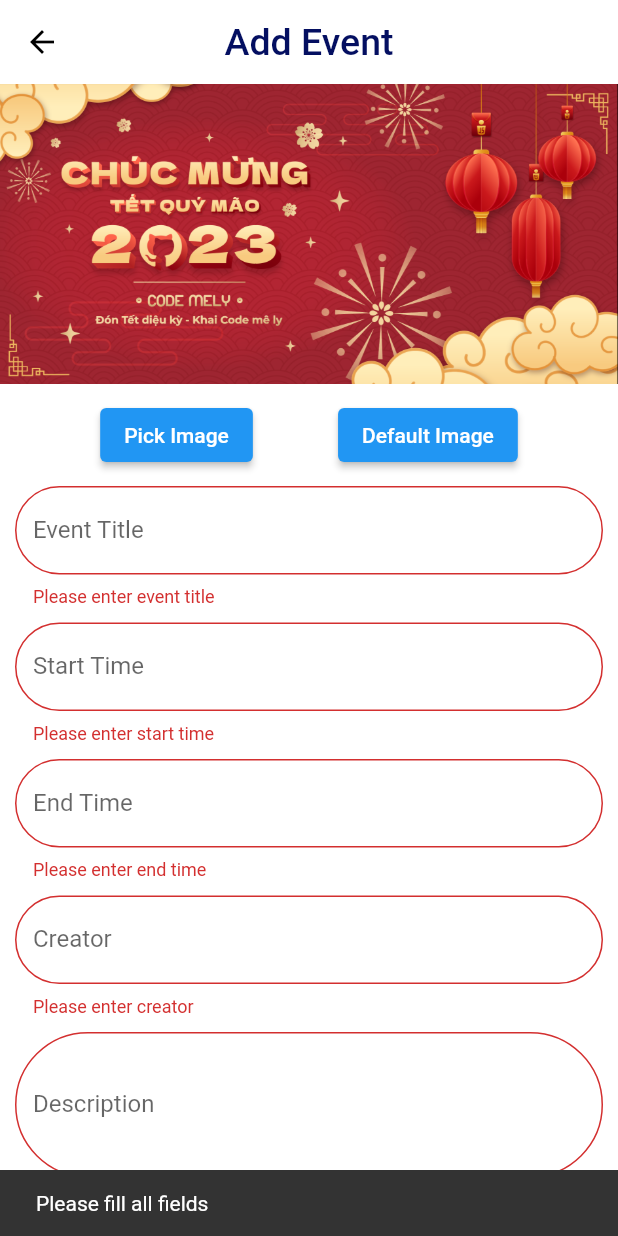
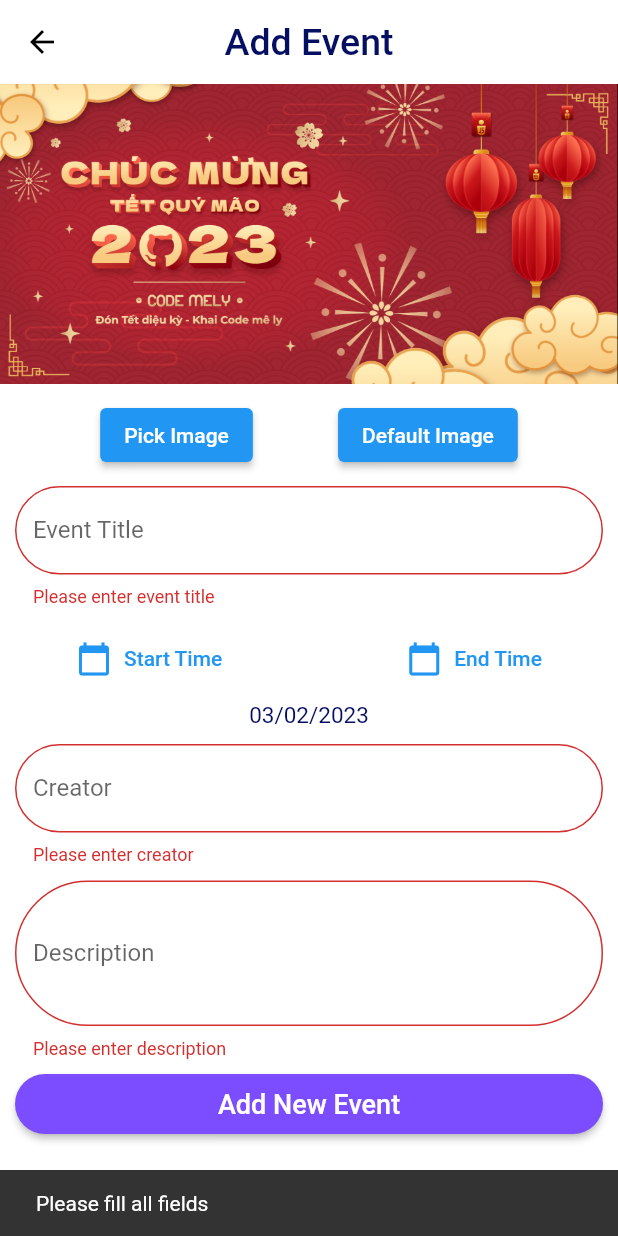
Before and after one commit to Tuanpluss02/Code-MeLy-Admin, a Flutter app: the AddEvent screen opened directly, after a tap on "Add New Event", on a phone screen of 412 x 824 dp. Run offline on Flutter 3.47's test engine with Material 2 defaults, Android fonts, the phone set to English and light mode, and no system bars; our stand-ins replace auto_size_text, cloud_firestore, firebase_auth, firebase_core, firebase_storage, flutter_datetime_picker and 5 more; accounts and stored records are empty.

Commit message:
add date picker

```diff
--- /dev/null
+++ b/lib/controllers/date_picker_controller.dart
@@ -0,0 +1,50 @@
+import 'package:flutter/material.dart';
+import 'package:flutter_datetime_picker/flutter_datetime_picker.dart';
+import 'package:get/get.dart';
+
+class DatePickerController extends GetxController {
+  static DatePickerController get to => Get.find();
+  String selected = DateTime.now()
+      .toLocal()
+      .toString()
+      .split(' ')[0]
+      .split('-')
+      .reversed
+      .join('/');
+
+  /// This function is used to pick a date from a calendar and then convert it to a string
+  ///
+  /// Args:
+  ///   context (BuildContext): The context of the widget that calls the function.
+  void pickDate(BuildContext context) {
+    DateTime now = DateTime.now();
+    DatePicker.showDatePicker(context,
+        showTitleActions: true,
+        minTime: DateTime(now.year, now.month, now.day),
+        maxTime: DateTime(2050, 12, 31), onChanged: (date) {
+      selected = dateToString(date);
+    }, onConfirm: (date) {
+      selected = dateToString(date);
+    }, currentTime: DateTime.now(), locale: LocaleType.en);
+    update();
+  }
+
+  /// It takes a date, converts it to a string, splits the string into an array of strings, takes the
+  /// first element of the array, splits that string into an array of strings, reverses the array, and
+  /// joins the array into a string
+  ///
+  /// Args:
+  ///   date (DateTime): The date to be formatted.
+  ///
+  /// Returns:
+  ///   A string.
+  String dateToString(DateTime date) {
+    return date
+        .toLocal()
+        .toString()
+        .split(' ')[0]
+        .split('-')
+        .reversed
+        .join('/');
+  }
+}
--- a/lib/main.dart
+++ b/lib/main.dart
@@ -3,6 +3,7 @@
 import 'package:get/get.dart';
 import 'package:mely_admin/root.dart';
 
+import 'controllers/date_picker_controller.dart';
 import 'controllers/image_picker.dart';
 import 'controllers/loading_control.dart';
 
@@ -11,6 +12,7 @@
   await Firebase.initializeApp();
   Get.put(ImageController());
   Get.put(LoadingControl());
+  Get.put(DatePickerController());
   runApp(const MyApp());
 }
 
--- /dev/null
+++ b/lib/models/date_picker.dart
@@ -0,0 +1,66 @@
+import 'package:flutter_datetime_picker/flutter_datetime_picker.dart';
+
+class DatePicker extends CommonPickerModel {
+  String digits(int value, int length) {
+    return '$value'.padLeft(length, "0");
+  }
+
+  DatePicker({required DateTime currentTime, required LocaleType locale})
+      : super(locale: locale) {
+    this.currentTime = currentTime;
+    setLeftIndex(this.currentTime.hour);
+    setMiddleIndex(this.currentTime.minute);
+    setRightIndex(this.currentTime.second);
+  }
+
+  @override
+  String leftStringAtIndex(int index) {
+    if (index >= 0 && index < 24) {
+      return digits(index, 2);
+    } else {
+      return '';
+    }
+  }
+
+  @override
+  String middleStringAtIndex(int index) {
+    if (index >= 0 && index < 60) {
+      return digits(index, 2);
+    } else {
+      return '';
+    }
+  }
+
+  @override
+  String rightStringAtIndex(int index) {
+    if (index >= 0 && index < 60) {
+      return digits(index, 2);
+    } else {
+      return '';
+    }
+  }
+
+  @override
+  String leftDivider() {
+    return "|";
+  }
+
+  @override
+  String rightDivider() {
+    return "|";
+  }
+
+  @override
+  List<int> layoutProportions() {
+    return [1, 2, 1];
+  }
+
+  @override
+  DateTime finalTime() {
+    return currentTime.isUtc
+        ? DateTime.utc(currentTime.year, currentTime.month, currentTime.day,
+            currentLeftIndex(), currentMiddleIndex(), currentRightIndex())
+        : DateTime(currentTime.year, currentTime.month, currentTime.day,
+            currentLeftIndex(), currentMiddleIndex(), currentRightIndex());
+  }
+}
--- a/lib/pages/events/add_event.dart
+++ b/lib/pages/events/add_event.dart
@@ -1,5 +1,6 @@
 import 'package:flutter/material.dart';
 import 'package:get/get.dart';
+import 'package:mely_admin/controllers/date_picker_controller.dart';
 import 'package:mely_admin/controllers/image_picker.dart';
 import 'package:mely_admin/controllers/loading_control.dart';
 import 'package:mely_admin/models/event.dart';
@@ -14,6 +15,8 @@
   Widget build(BuildContext context) {
     final imageController = Get.find<ImageController>();
     final loadController = Get.find<LoadingControl>();
+    final startTimePicker = Get.find<DatePickerController>();
+    final endTimePicker = Get.find<DatePickerController>();
     final formKey = GlobalKey<FormState>();
     Event event = Event(
       eventPicture: '',
@@ -102,49 +105,46 @@
                           },
                         ),
                         const SizedBox(height: 10),
-                        TextFormField(
-                          decoration: InputDecoration(
-                            enabledBorder: OutlineInputBorder(
-                              borderSide: const BorderSide(
-                                  width: 1, color: Colors.black45),
-                              borderRadius: BorderRadius.circular(50.0),
+                        Row(
+                          mainAxisAlignment: MainAxisAlignment.spaceEvenly,
+                          children: [
+                            TextButton.icon(
+                              onPressed: () {
+                                startTimePicker.pickDate(context);
+                                event.startTime = startTimePicker.selected;
+                              },
+                              icon: const Icon(Icons.calendar_today),
+                              label: const Text('Start Time'),
                             ),
-                            labelText: 'Start Time',
-                            border: OutlineInputBorder(
-                                borderRadius: BorderRadius.circular(50.0)),
-                          ),
-                          validator: (value) {
-                            if (value!.isEmpty) {
-                              return 'Please enter start time';
-                            }
-                            return null;
-                          },
-                          onSaved: (value) {
-                            event.startTime = value!;
-                          },
+                            SizedBox(width: Get.width * 0.1),
+                            TextButton.icon(
+                              onPressed: () {
+                                endTimePicker.pickDate(context);
+                                event.endTime = endTimePicker.selected;
+                              },
+                              icon: const Icon(Icons.calendar_today),
+                              label: const Text('End Time'),
+                            ),
+                          ],
                         ),
-                        const SizedBox(height: 10),
-                        TextFormField(
-                          decoration: InputDecoration(
-                            enabledBorder: OutlineInputBorder(
-                              borderSide: const BorderSide(
-                                  width: 1, color: Colors.black45),
-                              borderRadius: BorderRadius.circular(50.0),
-                            ),
-                            labelText: 'End Time',
-                            border: OutlineInputBorder(
-                                borderRadius: BorderRadius.circular(50.0)),
-                          ),
-                          validator: (value) {
-                            if (value!.isEmpty) {
-                              return 'Please enter end time';
-                            }
-                            return null;
-                          },
-                          onSaved: (value) {
-                            event.endTime = value!;
-                          },
-                        ),
+                        const SizedBox(height: 5),
+                        Row(
+                            mainAxisAlignment: MainAxisAlignment.spaceEvenly,
+                            children: [
+                              Obx(() {
+                                return Text(
+                                  startTimePicker.selected,
+                                  style: AppStyle.title.copyWith(fontSize: 15),
+                                );
+                              }),
+                              // SizedBox(width: Get.width * 0.1),
+                              // Obx(() {
+                              //   return Text(
+                              //     endTimePicker.selected,
+                              //     style: AppStyle.title.copyWith(fontSize: 15),
+                              //   );
+                              // }),
+                            ]),
                         const SizedBox(height: 10),
                         TextFormField(
                           decoration: InputDecoration(
@@ -186,6 +186,9 @@
                                 return 'Please enter description';
                               }
                               return null;
+                            },
+                            onSaved: (value) {
+                              event.description = value!;
                             }),
                         const SizedBox(height: 10),
                         Center(
--- a/lib/pages/events/events_page.dart
+++ b/lib/pages/events/events_page.dart
@@ -51,7 +51,7 @@
         actions: [
           IconButton(
             onPressed: () => Get.to(
-              const AddEvent(),
+              () => const AddEvent(),
               transition: Transition.upToDown,
             ),
             icon: const Icon(
--- a/lib/styles/app_styles.dart
+++ b/lib/styles/app_styles.dart
@@ -41,5 +41,5 @@
   );
 
   static String defaultCoverPath = 'assets/images/melycover.png';
-  static String defaultAvatarPath = AppStyle.defaultAvatarPath;
+  static String defaultAvatarPath = 'assets/images/defaultAvatar.jpg';
 }
--- a/pubspec.yaml
+++ b/pubspec.yaml
@@ -49,6 +49,7 @@
   material_floating_search_bar: ^0.3.7
   shared_preferences: ^2.0.16
   path_provider: ^2.0.12
+  flutter_datetime_picker: ^1.5.1
 
 dev_dependencies:
   flutter_test:
```
Also changed, not shown: lib/controllers/image_picker.dart (+18 -1 lines), lib/services/auth.dart (+7 -12 lines), pubspec.lock.
